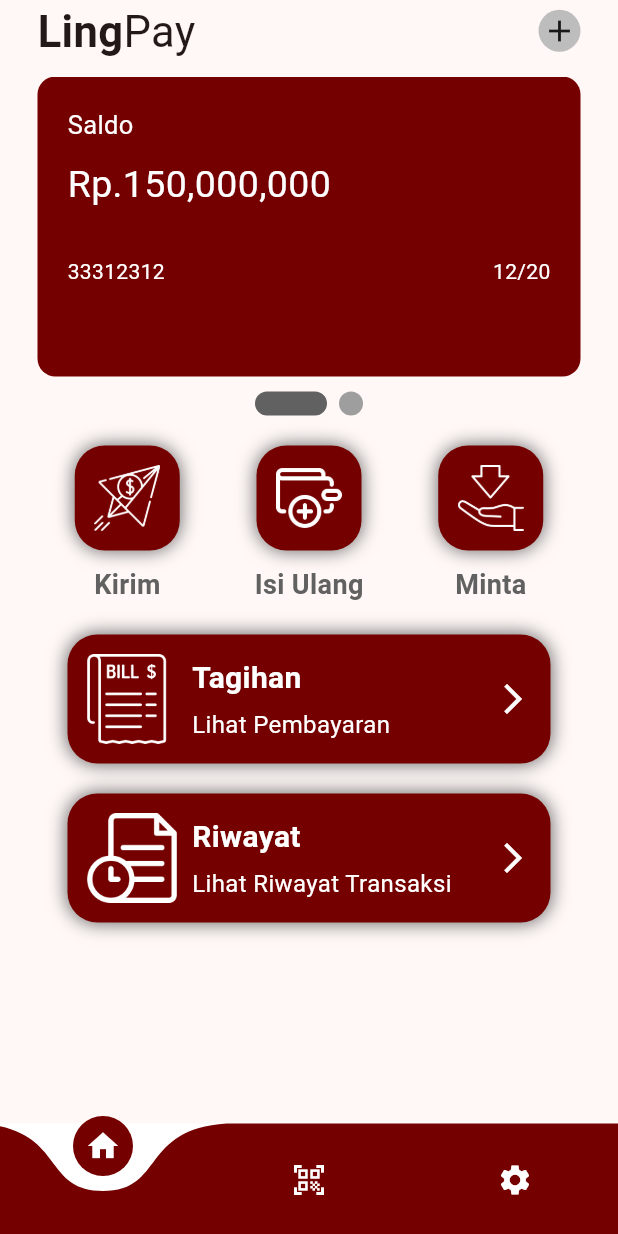
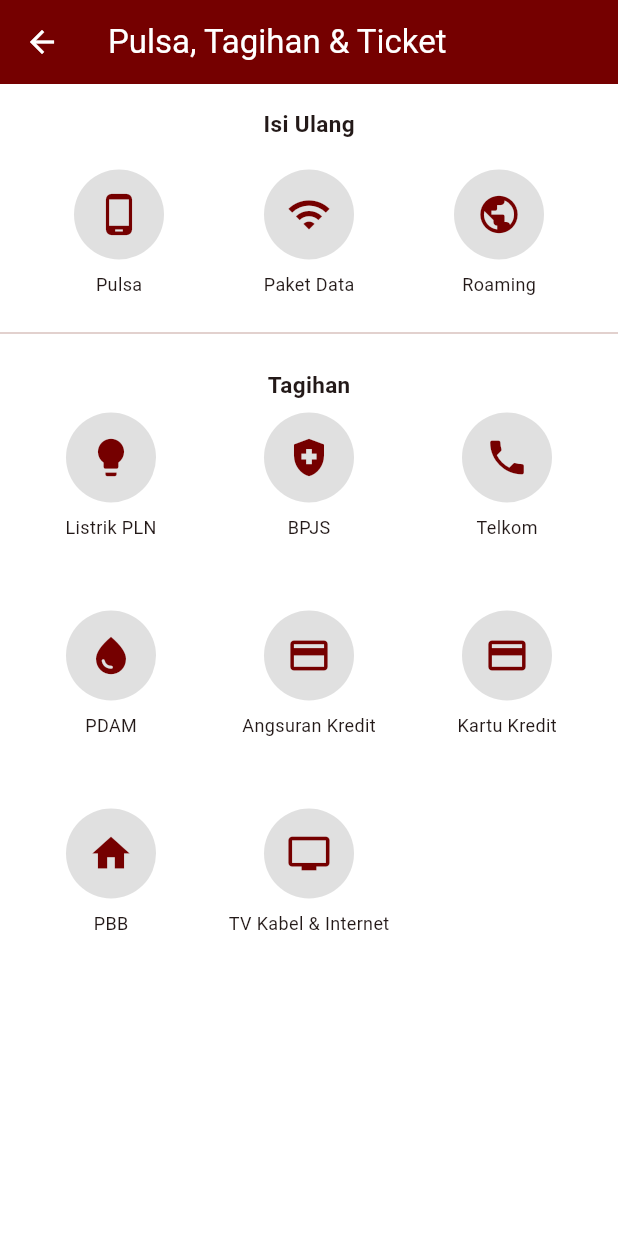
Before and after one commit to Jojosh576/flutter_uts_1, a Flutter app: the Home screen opened directly, after a tap on "Tagihan", on a phone screen of 412 x 824 dp. Run offline on Flutter 3.47's test engine with Material 3 defaults, Android fonts, the phone set to English and light mode, and no system bars; drawn by our look-alikes of curved_navigation_bar, smooth_page_indicator.

Commit message:
update home page dan penambahan settings page dan tagihan page

```diff
--- a/lib/history/history_page.dart
+++ b/lib/history/history_page.dart
@@ -10,6 +10,9 @@ class HistoryPage extends StatelessWidget {
   Widget build(BuildContext context) {
     return Scaffold(
       appBar: AppBar(
+        iconTheme: const IconThemeData(
+          color: Colors.white,
+        ),
         title: const Text(
           'History Transaksi',
           style: TextStyle(
--- a/lib/home/home.dart
+++ b/lib/home/home.dart
@@ -2,6 +2,8 @@ import 'package:curved_navigation_bar/curved_navigation_bar.dart';
 import 'package:flutter/material.dart';
 import 'package:flutter_uts_1/Topup/Topup_screen.dart';
 import 'package:flutter_uts_1/history/history_page.dart';
+import 'package:flutter_uts_1/home/settings_page.dart';
+import 'package:flutter_uts_1/home/tagihan_page.dart';
 import 'package:flutter_uts_1/util/my_card.dart';
 import 'package:smooth_page_indicator/smooth_page_indicator.dart';
 
@@ -20,14 +22,15 @@ class _HomeState extends State<Home> {
   final PageController controller = PageController();
 
   final List<Widget> _screens = [
-    const HomeScreenContent(),
-    const QRScannerScreen(),
-    const SettingsScreen(),
+    HomeScreenContent(),
+    QRScannerScreen(),
+    SettingsPage(),
   ];
 
   @override
   Widget build(BuildContext context) {
     return Scaffold(
+      backgroundColor: Colors.white,
       body: _screens[_currentIndex],
       bottomNavigationBar: CurvedNavigationBar(
         backgroundColor: Colors.white,
@@ -50,7 +53,7 @@ class _HomeState extends State<Home> {
         ],
         onTap: (index) {
           setState(() {
-            _currentIndex = index; // Mengubah indeks saat item diklik
+            _currentIndex = index;
           });
         },
       ),
@@ -90,42 +93,42 @@ class _HomeScreenContentState extends State<HomeScreenContent> {
   Widget build(BuildContext context) {
     final controller = PageController();
 
-    return SafeArea(
-      child: SingleChildScrollView(
-        child: Column(
-          children: [
-            Padding(
-              padding: const EdgeInsets.symmetric(horizontal: 25.0),
+    return Scaffold(
+      backgroundColor: Colors.white,
+      appBar: AppBar(
+        backgroundColor: const Color.fromARGB(255, 117, 0, 0),
+        automaticallyImplyLeading: false,
+        title: const Padding(
+          padding: EdgeInsets.symmetric(horizontal: 10),
           child: Row(
             mainAxisAlignment: MainAxisAlignment.spaceBetween,
             children: [
-                  const Row(
+              Row(
                 children: [
                   Text(
                     'Ling',
                     style: TextStyle(
-                            fontSize: 29, fontWeight: FontWeight.bold),
+                        fontSize: 29,
+                        fontWeight: FontWeight.bold,
+                        color: Colors.white),
                   ),
                   Text(
                     'Pay',
-                        style: TextStyle(fontSize: 29),
+                    style: TextStyle(fontSize: 29, color: Colors.white),
                   ),
                 ],
               ),
-                  Container(
-                      padding: const EdgeInsets.all(2),
-                      decoration: BoxDecoration(
-                        color: Colors.grey[400],
-                        shape: BoxShape.circle,
-                      ),
-                      child: const Icon(Icons.add)),
             ],
           ),
         ),
+      ),
+      body: SingleChildScrollView(
+        child: Column(
+          children: [
             const SizedBox(
               height: 10,
             ),
-            //cards
+            // cards
             SizedBox(
               height: 200,
               child: PageView(
@@ -206,7 +209,7 @@ class _HomeScreenContentState extends State<HomeScreenContent> {
                       height: 10,
                     ),
                     Text(
-                      'Kirim',
+                      'Transfer',
                       style: TextStyle(
                         fontSize: 18,
                         fontWeight: FontWeight.bold,
@@ -219,9 +222,15 @@ class _HomeScreenContentState extends State<HomeScreenContent> {
                 Column(
                   children: [
                     InkWell(
-                      onTap: _navigateToTopUp, // Ubah ini
+                      onTap: () {
+                        Navigator.push(
+                          context,
+                          MaterialPageRoute(
+                              builder: (context) => TopupScreen()),
+                        );
+                      },
                       child: Container(
-                        height: 70,
+                        height: 60,
                         padding: const EdgeInsets.all(13),
                         decoration: BoxDecoration(
                             color: const Color.fromARGB(255, 117, 0, 0),
@@ -241,7 +250,7 @@ class _HomeScreenContentState extends State<HomeScreenContent> {
                       height: 10,
                     ),
                     Text(
-                      'Isi Ulang',
+                      'Topup',
                       style: TextStyle(
                         fontSize: 18,
                         fontWeight: FontWeight.bold,
@@ -250,18 +259,18 @@ class _HomeScreenContentState extends State<HomeScreenContent> {
                     ),
                   ],
                 ),
-                //Tagihan
+                // Request
                 Column(
                   children: [
                     InkWell(
                       onTap: () {
                         Navigator.push(
                           context,
-                          MaterialPageRoute(builder: (context) => const Home()),
+                          MaterialPageRoute(builder: (context) => Home()),
                         );
                       },
                       child: Container(
-                        height: 70,
+                        height: 60,
                         padding: const EdgeInsets.all(13),
                         decoration: BoxDecoration(
                             color: const Color.fromARGB(255, 117, 0, 0),
@@ -281,7 +290,7 @@ class _HomeScreenContentState extends State<HomeScreenContent> {
                       height: 10,
                     ),
                     Text(
-                      'Minta',
+                      'Request',
                       style: TextStyle(
                         fontSize: 18,
                         fontWeight: FontWeight.bold,
@@ -295,16 +304,16 @@ class _HomeScreenContentState extends State<HomeScreenContent> {
             const SizedBox(
               height: 20,
             ),
-            //Tagihan
+            // Tagihan
             Padding(
-              padding: const EdgeInsets.symmetric(horizontal: 45),
+              padding: const EdgeInsets.symmetric(horizontal: 55),
               child: Column(
                 children: [
                   InkWell(
                     onTap: () {
                       Navigator.push(
                         context,
-                        MaterialPageRoute(builder: (context) => const Home()),
+                        MaterialPageRoute(builder: (context) => TagihanPage()),
                       );
                     },
                     child: Container(
@@ -324,7 +333,7 @@ class _HomeScreenContentState extends State<HomeScreenContent> {
                           Row(
                             children: [
                               SizedBox(
-                                height: 60,
+                                height: 50,
                                 child: Image.asset('lib/icons/bill.png'),
                               ),
                               const SizedBox(
@@ -337,7 +346,7 @@ class _HomeScreenContentState extends State<HomeScreenContent> {
                                     'Tagihan',
                                     style: TextStyle(
                                         fontWeight: FontWeight.bold,
-                                        fontSize: 20,
+                                        fontSize: 18,
                                         color: Colors.white),
                                   ),
                                   SizedBox(
@@ -368,14 +377,14 @@ class _HomeScreenContentState extends State<HomeScreenContent> {
             ),
             // History
             Padding(
-              padding: const EdgeInsets.symmetric(horizontal: 45),
+              padding: const EdgeInsets.symmetric(horizontal: 55),
               child: Column(
                 children: [
                   InkWell(
                     onTap: () {
                       Navigator.push(
                         context,
-                        MaterialPageRoute(builder: (context) =>  HistoryPage()),
+                        MaterialPageRoute(builder: (context) => HistoryPage()),
                       );
                     },
                     child: Container(
@@ -395,7 +404,7 @@ class _HomeScreenContentState extends State<HomeScreenContent> {
                           Row(
                             children: [
                               SizedBox(
-                                height: 60,
+                                height: 50,
                                 child: Image.asset('lib/icons/history.png'),
                               ),
                               const SizedBox(
@@ -405,17 +414,17 @@ class _HomeScreenContentState extends State<HomeScreenContent> {
                                 crossAxisAlignment: CrossAxisAlignment.start,
                                 children: [
                                   Text(
-                                    'Riwayat',
+                                    'History',
                                     style: TextStyle(
                                         fontWeight: FontWeight.bold,
-                                        fontSize: 20,
+                                        fontSize: 18,
                                         color: Colors.white),
                                   ),
                                   SizedBox(
                                     height: 5,
                                   ),
                                   Text(
-                                    'Lihat Riwayat Transaksi',
+                                    'Lihat History Transaksi',
                                     style: TextStyle(
                                         fontSize: 16, color: Colors.white),
                                   ),
@@ -431,7 +440,7 @@ class _HomeScreenContentState extends State<HomeScreenContent> {
                       ),
                     ),
                   ),
-                  SizedBox(
+                  const SizedBox(
                     height: 30,
                   )
                 ],
@@ -455,15 +464,3 @@ class QRScannerScreen extends StatelessWidget {
     );
   }
 }
-
-// Dummy class untuk halaman Settings
-class SettingsScreen extends StatelessWidget {
-  const SettingsScreen({super.key});
-
-  @override
-  Widget build(BuildContext context) {
-    return const Center(
-      child: Text("Settings Page"),
-    );
-  }
-}
--- /dev/null
+++ b/lib/home/tagihan_page.dart
@@ -0,0 +1,118 @@
+import 'package:flutter/material.dart';
+
+class TagihanPage extends StatefulWidget {
+  const TagihanPage({super.key});
+
+  @override
+  State<TagihanPage> createState() => _TagihanPageState();
+}
+
+class _TagihanPageState extends State<TagihanPage> {
+  Widget iconCategory(IconData icon, String label) {
+    return Expanded(
+      child: Column(
+        children: [
+          CircleAvatar(
+            backgroundColor: Colors.grey[300],
+            radius: 30,
+            child: Icon(
+              icon,
+              size: 30,
+              color: const Color.fromARGB(255, 117, 0, 0),
+            ),
+          ),
+          const SizedBox(height: 8),
+          Text(
+            label,
+            style: const TextStyle(fontSize: 12),
+          ),
+        ],
+      ),
+    );
+  }
+
+  @override
+  Widget build(BuildContext context) {
+    return Scaffold(
+      backgroundColor: Colors.white,
+      appBar: AppBar(
+        backgroundColor: const Color.fromARGB(255, 117, 0, 0),
+        iconTheme: const IconThemeData(
+          color: Colors.white,
+        ),
+        title: const Text(
+          'Pulsa, Tagihan & Ticket',
+          style: TextStyle(
+            color: Colors.white,
+          ),
+        ),
+      ),
+      body: SingleChildScrollView(
+        child: Column(
+          children: [
+            Padding(
+              padding: const EdgeInsets.all(16),
+              child: Column(
+                children: [
+                  const Text(
+                    'Isi Ulang',
+                    style: TextStyle(
+                      fontSize: 15,
+                      fontWeight: FontWeight.bold,
+                    ),
+                  ),
+                  const SizedBox(
+                    height: 20,
+                  ),
+                  Row(
+                    mainAxisAlignment: MainAxisAlignment.spaceBetween,
+                    children: [
+                      iconCategory(Icons.phone_android, 'Pulsa'),
+                      iconCategory(Icons.wifi, 'Paket Data'),
+                      iconCategory(Icons.public, 'Roaming'),
+                    ],
+                  )
+                ],
+              ),
+            ),
+            const Divider(),
+            Padding(
+              padding: const EdgeInsets.all(16),
+              child: Column(
+                children: [
+                  const Text(
+                    'Tagihan',
+                    style: TextStyle(
+                      fontSize: 15,
+                      fontWeight: FontWeight.bold,
+                    ),
+                  ),
+                  const SizedBox(
+                    height: 8,
+                  ),
+                  GridView.count(
+                    shrinkWrap: true,
+                    crossAxisCount: 3,
+                    mainAxisSpacing: 16,
+                    crossAxisSpacing: 16,
+                    physics: const NeverScrollableScrollPhysics(),
+                    children: [
+                      iconCategory(Icons.lightbulb, 'Listrik PLN'),
+                      iconCategory(Icons.health_and_safety, 'BPJS'),
+                      iconCategory(Icons.phone, 'Telkom'),
+                      iconCategory(Icons.water_drop, 'PDAM'),
+                      iconCategory(Icons.payment, 'Angsuran Kredit'),
+                      iconCategory(Icons.credit_card, 'Kartu Kredit'),
+                      iconCategory(Icons.home, 'PBB'),
+                      iconCategory(Icons.tv, 'TV Kabel & Internet'),
+                    ],
+                  ),
+                ],
+              ),
+            ),
+          ],
+        ),
+      ),
+    );
+  }
+}
```
Also changed, not shown: lib/Topup/Topup_screen.dart (+12 -5 lines), lib/history/history.dart (deleted, +0 -19 lines), lib/home/settings_page.dart (added, +170 -0 lines), pubspec.lock. Lines whose indentation alone changed are shown as unchanged.
